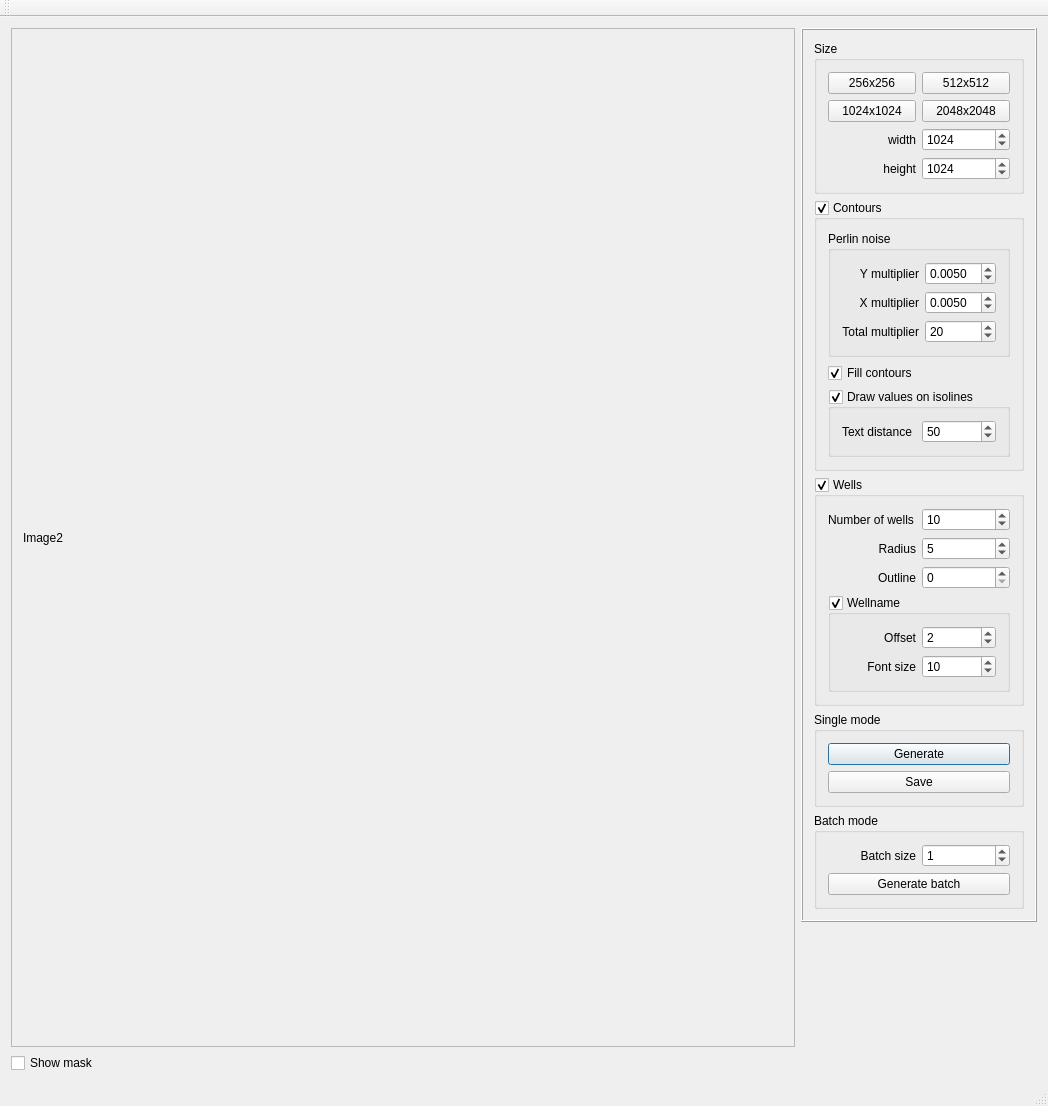
Qt form ContoursReplica/ContoursGenerator.ui (nebrosarth/ContoursReplica) before a commit.
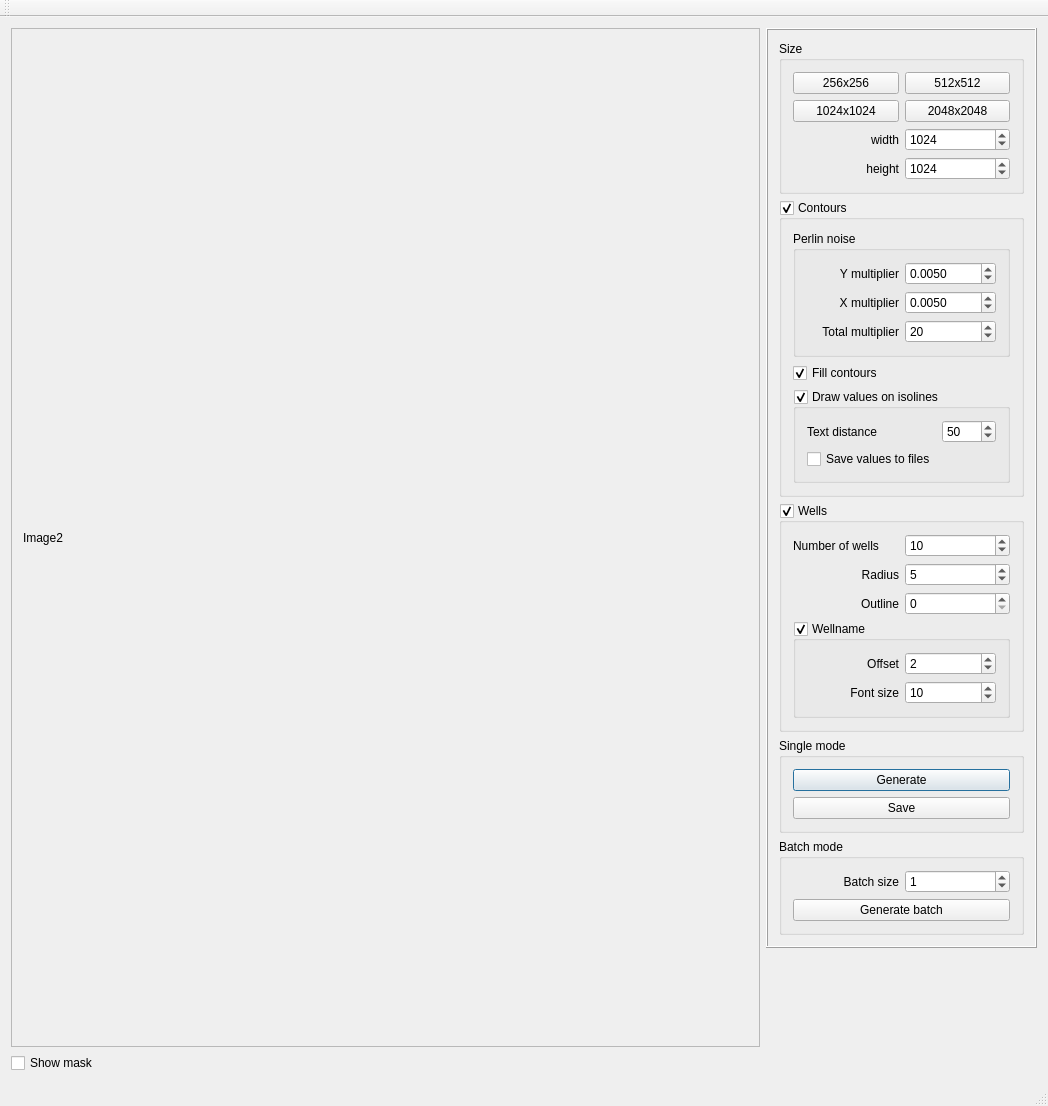
The same form after that commit.

Commit message: save contour values to separate files

The edit to the form file:
```diff
--- a/ContoursReplica/ContoursGenerator.ui
+++ b/ContoursReplica/ContoursGenerator.ui
@@ -27,7 +27,7 @@
           <rect>
            <x>0</x>
            <y>0</y>
-           <width>764</width>
+           <width>729</width>
            <height>982</height>
           </rect>
          </property>
@@ -335,7 +335,14 @@
                  <bool>true</bool>
                 </property>
                 <layout class="QGridLayout" name="gridLayout_12">
-                 <item row="0" column="1">
+                 <item row="1" column="0">
+                  <widget class="QLabel" name="label_13">
+                   <property name="text">
+                    <string>Text distance</string>
+                   </property>
+                  </widget>
+                 </item>
+                 <item row="1" column="1">
                   <widget class="QSpinBox" name="spinBox_TextDistance">
                    <property name="maximum">
                     <number>1000</number>
@@ -348,10 +355,10 @@
                    </property>
                   </widget>
                  </item>
-                 <item row="0" column="0">
-                  <widget class="QLabel" name="label_13">
+                 <item row="2" column="0">
+                  <widget class="QCheckBox" name="checkBox_saveValuesToFile">
                    <property name="text">
-                    <string>Text distance</string>
+                    <string>Save values to files</string>
                    </property>
                   </widget>
                  </item>
```
The commit also changes 4 other files.
